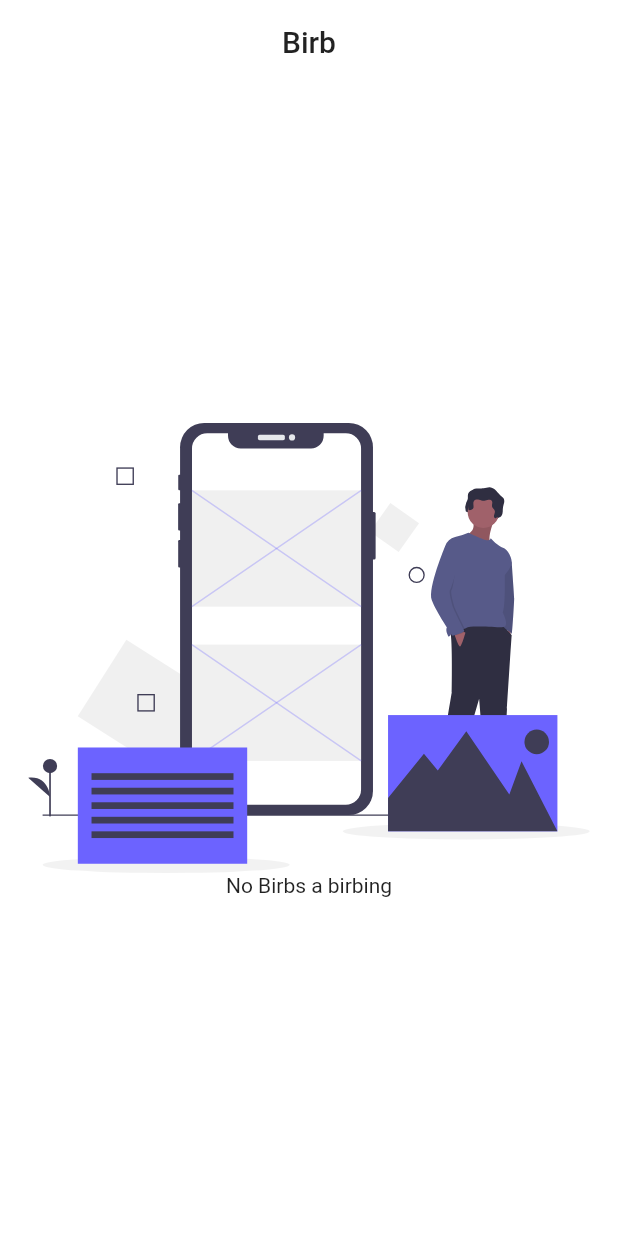
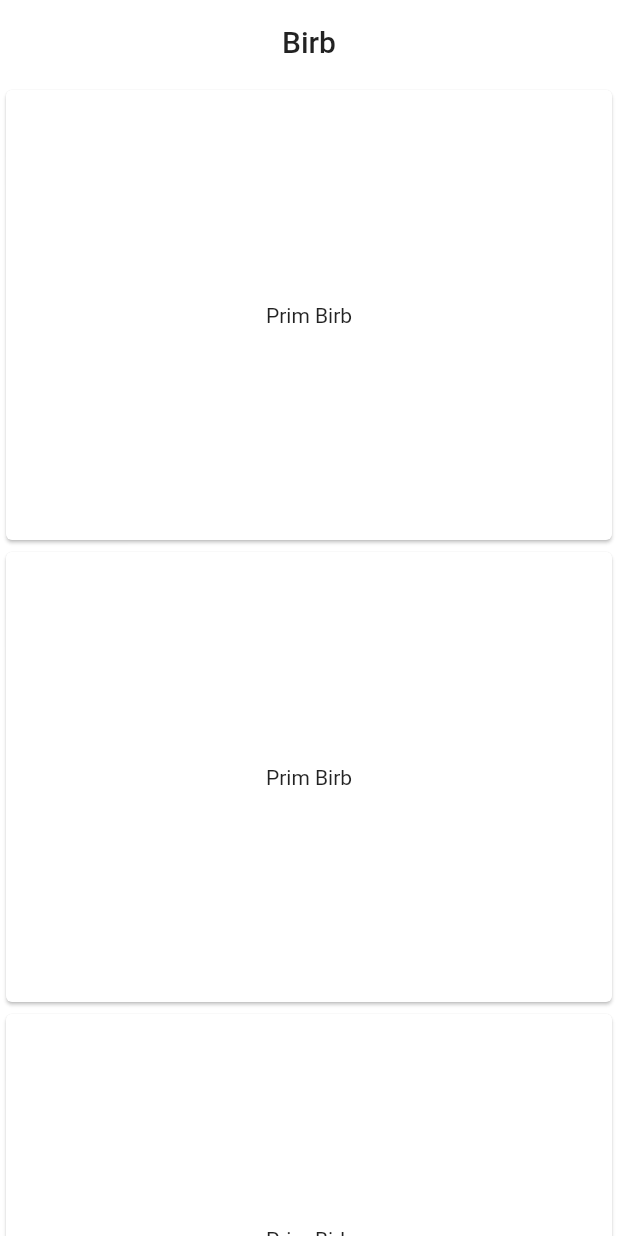
Before and after one commit to cancap/birb, a Flutter app: the screen it shows after launch, on a phone screen of 412 x 824 dp. Run offline on Flutter 3.47's test engine with Material 2 defaults, Android fonts, the phone set to English and light mode, and no system bars; our stand-ins replace flutter_svg.

Commit message:
make post items extractable

```diff
--- a/app/lib/main.dart
+++ b/app/lib/main.dart
@@ -1,7 +1,7 @@
 import 'package:flutter/material.dart';
 import 'package:flutter/services.dart';
 
-import 'no_content.dart';
+import 'posts_list.dart';
 
 void main() {
   runApp(MyApp());
@@ -52,7 +52,7 @@ class _MyHomePageState extends State<MyHomePage> {
         ),
         elevation: 0.0,
       ),
-      body: const NoContent(),
+      body: const PostsList(),
     );
   }
 }
--- /dev/null
+++ b/app/lib/post_item.dart
@@ -0,0 +1,17 @@
+import 'package:flutter/material.dart';
+
+class PostItem extends StatelessWidget {
+  const PostItem();
+
+  @override
+  Widget build(BuildContext context) {
+    return Card(
+      child: Container(
+        height: 300.0,
+        child: const Center(
+          child: Text('Prim Birb'),
+        ),
+      ),
+    );
+  }
+}
--- /dev/null
+++ b/app/lib/posts_list.dart
@@ -0,0 +1,17 @@
+import 'package:flutter/material.dart';
+import 'post_item.dart';
+
+class PostsList extends StatelessWidget {
+  const PostsList();
+
+  static const List<int> _items = <int>[0, 1, 2];
+
+  @override
+  Widget build(BuildContext context) {
+    return ListView(children: _itemList());
+  }
+
+  List<PostItem> _itemList() {
+    return _items.map((int index) => const PostItem()).toList();
+  }
+}
```
Also changed, not shown: 3 other files.
